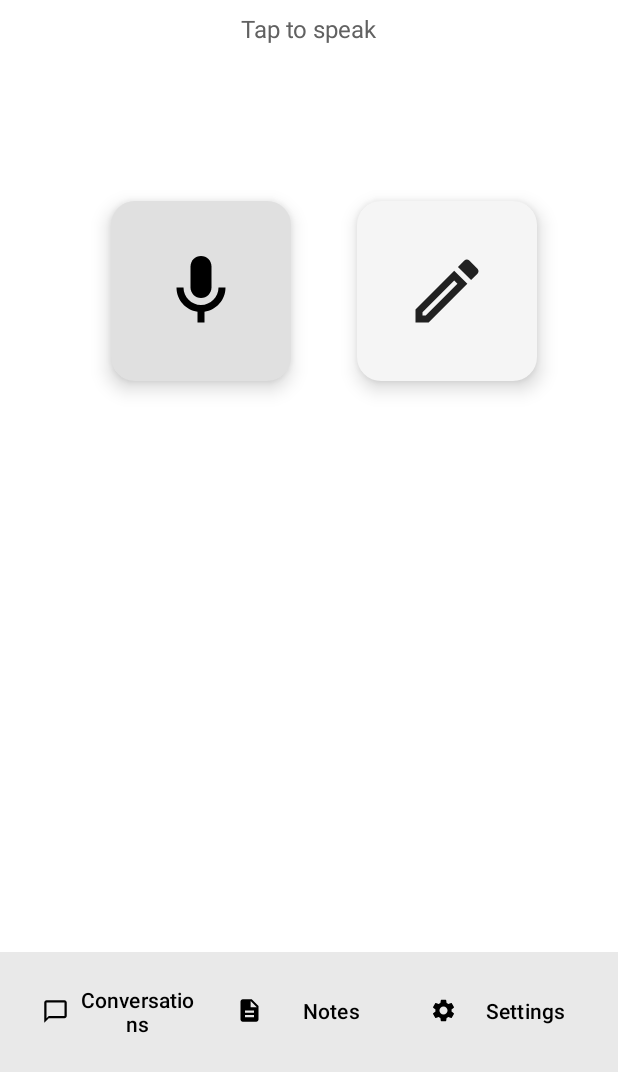
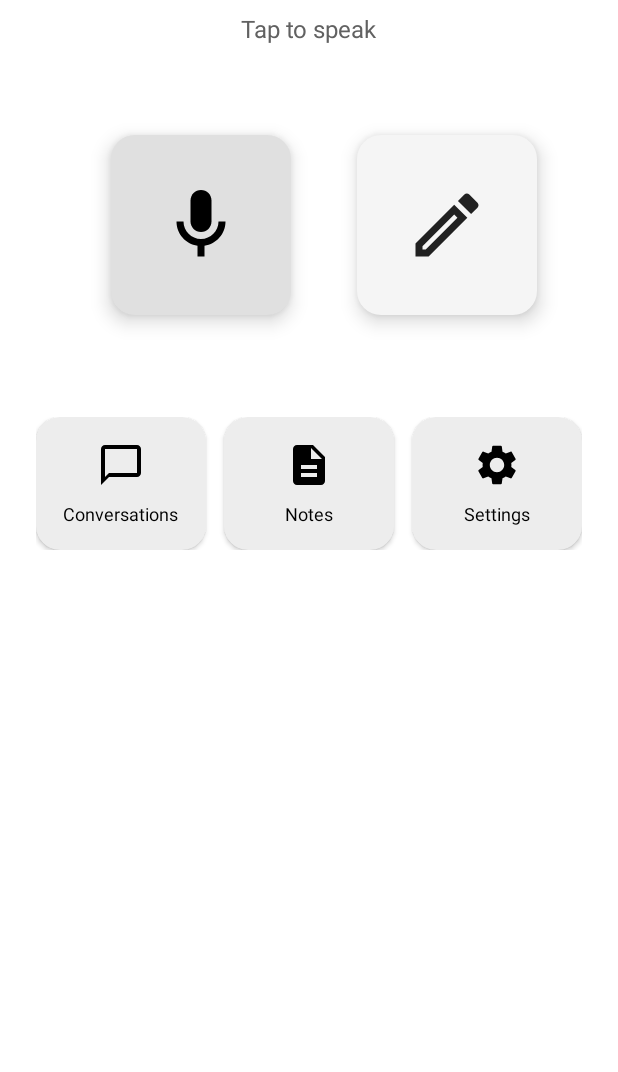
Before and after one commit to longregen/alicia, an Android app: the screen it shows after launch (MainActivity), on a phone screen of 412 x 824 dp, the part 164-1236 px from its top. Run offline under Robolectric (Android 15) with nearby library versions, the phone set to English and light mode, and no system bars; libraries missing offline, so code that uses them is left out: ai.onnxruntime, io.opentelemetry.api, io.opentelemetry.context, io.opentelemetry.exporter, io.opentelemetry.sdk and 2 more; network calls fail; 16 statements that could not run were skipped.

Commit message:
CONTROVERSIAL-MAYBE REVERT

```diff
--- a/android/app/src/main/res/layout/activity_main.xml
+++ b/android/app/src/main/res/layout/activity_main.xml
@@ -1,16 +1,12 @@
 <?xml version="1.0" encoding="utf-8"?>
-<androidx.coordinatorlayout.widget.CoordinatorLayout
+<ScrollView
     xmlns:android="http://schemas.android.com/apk/res/android"
     xmlns:app="http://schemas.android.com/apk/res-auto"
     android:layout_width="match_parent"
     android:layout_height="match_parent"
+    android:fillViewport="true"
     android:fitsSystemWindows="true"
     android:background="?attr/colorSurface">
-
-    <ScrollView
-        android:layout_width="match_parent"
-        android:layout_height="match_parent"
-        android:fillViewport="true">
 
     <LinearLayout
         android:layout_width="match_parent"
@@ -37,14 +33,14 @@
             android:textSize="16sp"
             android:textColor="?attr/colorOnSurfaceVariant"
             android:layout_gravity="center_horizontal"
-                android:layout_marginBottom="60dp"/>
+            android:layout_marginBottom="40dp"/>
 
+        <!-- Main action buttons -->
         <LinearLayout
             android:layout_width="match_parent"
             android:layout_height="wrap_content"
             android:orientation="horizontal"
-                android:gravity="center"
-                android:layout_marginTop="24dp">
+            android:gravity="center">
 
             <FrameLayout
                 android:layout_width="160dp"
@@ -97,6 +93,134 @@
 
         </LinearLayout>
 
+        <!-- Navigation buttons row -->
+        <LinearLayout
+            android:layout_width="match_parent"
+            android:layout_height="wrap_content"
+            android:orientation="horizontal"
+            android:gravity="center"
+            android:layout_marginTop="48dp">
+
+            <com.google.android.material.card.MaterialCardView
+                android:id="@+id/conversationsButton"
+                android:layout_width="0dp"
+                android:layout_height="wrap_content"
+                android:layout_weight="1"
+                android:layout_marginEnd="8dp"
+                app:cardCornerRadius="16dp"
+                app:cardElevation="2dp"
+                app:strokeWidth="0dp"
+                android:clickable="true"
+                android:focusable="true"
+                android:foreground="?attr/selectableItemBackground">
+
+                <LinearLayout
+                    android:layout_width="match_parent"
+                    android:layout_height="wrap_content"
+                    android:orientation="vertical"
+                    android:gravity="center"
+                    android:padding="16dp">
+
+                    <ImageView
+                        android:layout_width="32dp"
+                        android:layout_height="32dp"
+                        android:src="@drawable/ic_chat"
+                        app:tint="?attr/colorPrimary"
+                        android:layout_marginBottom="8dp"
+                        android:importantForAccessibility="no"/>
+
+                    <TextView
+                        android:layout_width="wrap_content"
+                        android:layout_height="wrap_content"
+                        android:text="@string/conversations"
+                        android:textSize="12sp"
+                        android:textColor="?attr/colorOnSurface"/>
+
+                </LinearLayout>
+
+            </com.google.android.material.card.MaterialCardView>
+
+            <com.google.android.material.card.MaterialCardView
+                android:id="@+id/notesButton"
+                android:layout_width="0dp"
+                android:layout_height="wrap_content"
+                android:layout_weight="1"
+                android:layout_marginHorizontal="4dp"
+                app:cardCornerRadius="16dp"
+                app:cardElevation="2dp"
+                app:strokeWidth="0dp"
+                android:clickable="true"
+                android:focusable="true"
+                android:foreground="?attr/selectableItemBackground">
+
+                <LinearLayout
+                    android:layout_width="match_parent"
+                    android:layout_height="wrap_content"
+                    android:orientation="vertical"
+                    android:gravity="center"
+                    android:padding="16dp">
+
+                    <ImageView
+                        android:layout_width="32dp"
+                        android:layout_height="32dp"
+                        android:src="@drawable/ic_note"
+                        app:tint="?attr/colorPrimary"
+                        android:layout_marginBottom="8dp"
+                        android:importantForAccessibility="no"/>
+
+                    <TextView
+                        android:layout_width="wrap_content"
+                        android:layout_height="wrap_content"
+                        android:text="@string/notes"
+                        android:textSize="12sp"
+                        android:textColor="?attr/colorOnSurface"/>
+
+                </LinearLayout>
+
+            </com.google.android.material.card.MaterialCardView>
+
+            <com.google.android.material.card.MaterialCardView
+                android:id="@+id/settingsButton"
+                android:layout_width="0dp"
+                android:layout_height="wrap_content"
+                android:layout_weight="1"
+                android:layout_marginStart="8dp"
+                app:cardCornerRadius="16dp"
+                app:cardElevation="2dp"
+                app:strokeWidth="0dp"
+                android:clickable="true"
+                android:focusable="true"
+                android:foreground="?attr/selectableItemBackground">
+
+                <LinearLayout
+                    android:layout_width="match_parent"
+                    android:layout_height="wrap_content"
+                    android:orientation="vertical"
+                    android:gravity="center"
+                    android:padding="16dp">
+
+                    <ImageView
+                        android:layout_width="32dp"
+                        android:layout_height="32dp"
+                        android:src="@drawable/ic_settings"
+                        app:tint="?attr/colorPrimary"
+                        android:layout_marginBottom="8dp"
+                        android:importantForAccessibility="no"/>
+
+                    <TextView
+                        android:layout_width="wrap_content"
+                        android:layout_height="wrap_content"
+                        android:text="@string/settings"
+                        android:textSize="12sp"
+                        android:textColor="?attr/colorOnSurface"/>
+
+                </LinearLayout>
+
+            </com.google.android.material.card.MaterialCardView>
+
+        </LinearLayout>
+
+        <!-- Response card -->
         <com.google.android.material.card.MaterialCardView
             android:layout_width="match_parent"
             android:layout_height="wrap_content"
@@ -188,49 +312,3 @@
     </LinearLayout>
 
 </ScrollView>
-
-    <com.google.android.material.bottomappbar.BottomAppBar
-        android:id="@+id/bottomAppBar"
-        android:layout_width="match_parent"
-        android:layout_height="wrap_content"
-        android:layout_gravity="bottom"
-        app:backgroundTint="?attr/colorSurface">
-
-        <LinearLayout
-            android:layout_width="match_parent"
-            android:layout_height="wrap_content"
-            android:orientation="horizontal"
-            android:gravity="center">
-
-            <com.google.android.material.button.MaterialButton
-                android:id="@+id/conversationsButton"
-                android:layout_width="0dp"
-                android:layout_height="wrap_content"
-                android:layout_weight="1"
-                android:text="@string/conversations"
-                style="@style/Widget.Material3.Button.TextButton"
-                app:icon="@drawable/ic_chat"/>
-
-            <com.google.android.material.button.MaterialButton
-                android:id="@+id/notesButton"
-                android:layout_width="0dp"
-                android:layout_height="wrap_content"
-                android:layout_weight="1"
-                android:text="@string/notes"
-                style="@style/Widget.Material3.Button.TextButton"
-                app:icon="@drawable/ic_note"/>
-
-            <com.google.android.material.button.MaterialButton
-                android:id="@+id/settingsButton"
-                android:layout_width="0dp"
-                android:layout_height="wrap_content"
-                android:layout_weight="1"
-                android:text="@string/settings"
-                style="@style/Widget.Material3.Button.TextButton"
-                app:icon="@drawable/ic_settings"/>
-
-        </LinearLayout>
-
-    </com.google.android.material.bottomappbar.BottomAppBar>
-
-</androidx.coordinatorlayout.widget.CoordinatorLayout>
```
Also changed, not shown: 14 other files. Lines whose indentation alone changed are shown as unchanged.
